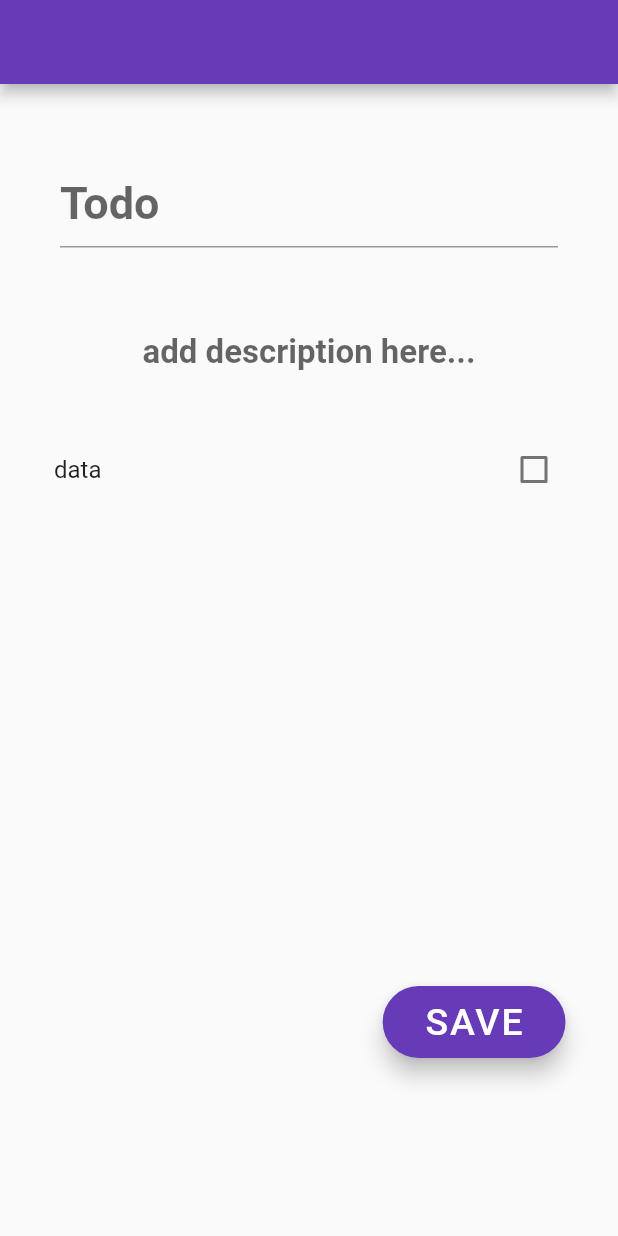
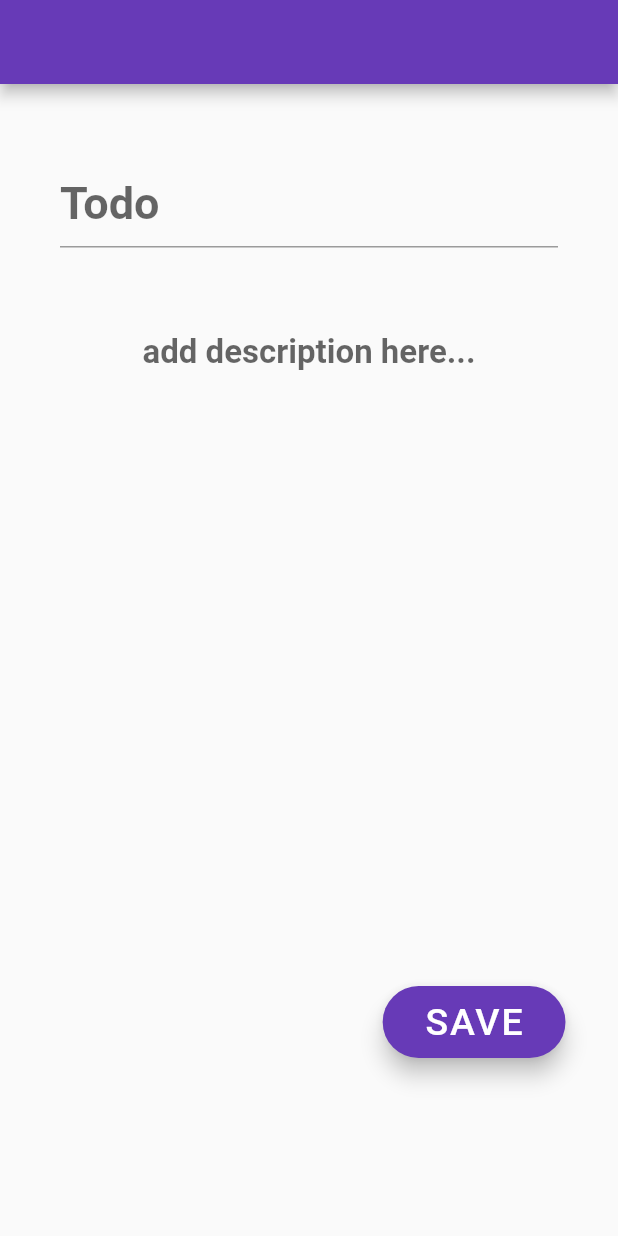
Before and after one commit to CaptenSepp/todo_list, a Flutter app: the screen it shows after launch, on a phone screen of 412 x 824 dp. Run offline on Flutter 3.47's test engine with Material 2 defaults, Android fonts, the phone set to English and light mode, and no system bars.

Commit message:
no gridview here

```diff
--- a/lib/src/modules/home/components/todo_create.dart
+++ b/lib/src/modules/home/components/todo_create.dart
@@ -72,17 +72,17 @@ class TodoCreate extends StatelessWidget {
                     ),
                   ),
                   // FloatingButton(
-                  SizedBox(
-                    height: 100,
-                    child: ListView(
-                      children: [
-                        CheckboxListTile(
-                          value: false,
-                          title: Text('data'), onChanged: (bool? value) {  },
-                        )
-                      ],
-                    ),
-                  ),
+                  // SizedBox(
+                  //   height: 100,
+                  //   child: ListView(
+                  //     children: [
+                  //       CheckboxListTile(
+                  //         value: false,
+                  //         title: Text('data'), onChanged: (bool? value) {  },
+                  //       )
+                  //     ],
+                  //   ),
+                  // ),
                 ],
               ),
             ),
```
